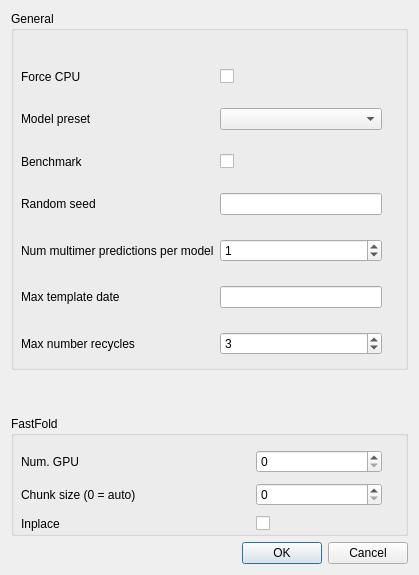
This is guifold/ui/advanced_params.ui in fmi-basel/GUIFold as Qt 5 draws it before an edit. The edited form follows.
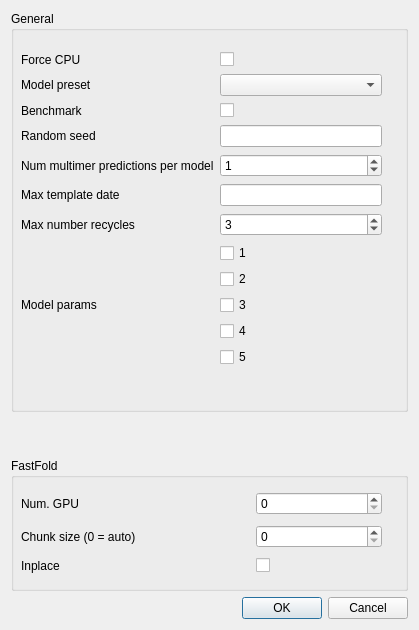
This is the edited form.

Commit message: Change job list to TreeView. Refactor job monitoring. Add feature to select subset of AF params. Bug fixes.

```diff
--- a/guifold/ui/advanced_params.ui
+++ b/guifold/ui/advanced_params.ui
@@ -7,7 +7,7 @@
     <x>0</x>
     <y>0</y>
     <width>419</width>
-    <height>575</height>
+    <height>630</height>
    </rect>
   </property>
   <property name="sizePolicy">
@@ -48,41 +48,50 @@
           <x>10</x>
           <y>40</y>
           <width>361</width>
-          <height>329</height>
+          <height>320</height>
          </rect>
         </property>
-        <layout class="QGridLayout" name="gridLayout_2" rowstretch="0,0,0,0,0,0,0" rowminimumheight="0,0,0,0,0,0,0">
+        <layout class="QGridLayout" name="gridLayout_2" rowstretch="0,0,0,0,0,0,0,0" rowminimumheight="0,0,0,0,0,0,0,0">
          <property name="sizeConstraint">
           <enum>QLayout::SetDefaultConstraint</enum>
          </property>
-         <item row="4" column="0">
-          <widget class="QLabel" name="label_10">
-           <property name="text">
-            <string>Num multimer predictions per model</string>
+         <item row="1" column="1">
+          <widget class="QComboBox" name="cmb_jobparams_model_preset"/>
+         </item>
+         <item row="6" column="1">
+          <widget class="QSpinBox" name="sbo_jobparams_num_recycle">
+           <property name="value">
+            <number>3</number>
            </property>
           </widget>
          </item>
-         <item row="1" column="0">
-          <widget class="QLabel" name="label_9">
+         <item row="3" column="1">
+          <widget class="QLineEdit" name="lei_jobparams_random_seed"/>
+         </item>
+         <item row="4" column="1">
+          <widget class="QSpinBox" name="sbo_jobparams_num_multimer_predictions_per_model">
+           <property name="value">
+            <number>1</number>
+           </property>
+          </widget>
+         </item>
+         <item row="6" column="0">
+          <widget class="QLabel" name="label_12">
            <property name="text">
-            <string>Model preset</string>
+            <string>Max number recycles</string>
            </property>
           </widget>
          </item>
-         <item row="0" column="1">
-          <widget class="QCheckBox" name="chk_jobparams_force_cpu">
+         <item row="5" column="1">
+          <widget class="QLineEdit" name="lei_jobparams_max_template_date"/>
+         </item>
+         <item row="2" column="1">
+          <widget class="QCheckBox" name="chk_jobparams_benchmark">
            <property name="text">
             <string/>
            </property>
           </widget>
          </item>
-         <item row="3" column="0">
-          <widget class="QLabel" name="label_13">
-           <property name="text">
-            <string>Random seed</string>
-           </property>
-          </widget>
-         </item>
          <item row="5" column="0">
           <widget class="QLabel" name="label_15">
            <property name="text">
@@ -97,10 +106,10 @@
            </property>
           </widget>
          </item>
-         <item row="2" column="1">
-          <widget class="QCheckBox" name="chk_jobparams_benchmark">
+         <item row="3" column="0">
+          <widget class="QLabel" name="label_13">
            <property name="text">
-            <string/>
+            <string>Random seed</string>
            </property>
           </widget>
          </item>
@@ -111,36 +120,73 @@
            </property>
           </widget>
          </item>
-         <item row="5" column="1">
-          <widget class="QLineEdit" name="lei_jobparams_max_template_date"/>
+         <item row="0" column="1">
+          <widget class="QCheckBox" name="chk_jobparams_force_cpu">
+           <property name="text">
+            <string/>
+           </property>
+          </widget>
          </item>
-         <item row="1" column="1">
-          <widget class="QComboBox" name="cmb_jobparams_model_preset"/>
-         </item>
-         <item row="4" column="1">
-          <widget class="QSpinBox" name="sbo_jobparams_num_multimer_predictions_per_model">
-           <property name="value">
-            <number>1</number>
+         <item row="4" column="0">
+          <widget class="QLabel" name="label_10">
+           <property name="text">
+            <string>Num multimer predictions per model</string>
            </property>
           </widget>
          </item>
-         <item row="3" column="1">
-          <widget class="QLineEdit" name="lei_jobparams_random_seed"/>
-         </item>
-         <item row="6" column="1">
-          <widget class="QSpinBox" name="sbo_jobparams_num_recycle">
-           <property name="value">
-            <number>3</number>
+         <item row="1" column="0">
+          <widget class="QLabel" name="label_9">
+           <property name="text">
+            <string>Model preset</string>
            </property>
           </widget>
          </item>
-         <item row="6" column="0">
-          <widget class="QLabel" name="label_12">
+         <item row="7" column="0">
+          <widget class="QLabel" name="label_4">
            <property name="text">
-            <string>Max number recycles</string>
+            <string>Model params</string>
            </property>
           </widget>
          </item>
+         <item row="7" column="1">
+          <layout class="QVBoxLayout" name="verticalLayout_3">
+           <item>
+            <widget class="QCheckBox" name="chk_jobparams_use_model_1">
+             <property name="text">
+              <string>1</string>
+             </property>
+            </widget>
+           </item>
+           <item>
+            <widget class="QCheckBox" name="chk_jobparams_use_model_2">
+             <property name="text">
+              <string>2</string>
+             </property>
+            </widget>
+           </item>
+           <item>
+            <widget class="QCheckBox" name="chk_jobparams_use_model_3">
+             <property name="text">
+              <string>3</string>
+             </property>
+            </widget>
+           </item>
+           <item>
+            <widget class="QCheckBox" name="chk_jobparams_use_model_4">
+             <property name="text">
+              <string>4</string>
+             </property>
+            </widget>
+           </item>
+           <item>
+            <widget class="QCheckBox" name="chk_jobparams_use_model_5">
+             <property name="text">
+              <string>5</string>
+             </property>
+            </widget>
+           </item>
+          </layout>
+         </item>
         </layout>
        </widget>
       </widget>
```
The commit also changes 10 other files.
